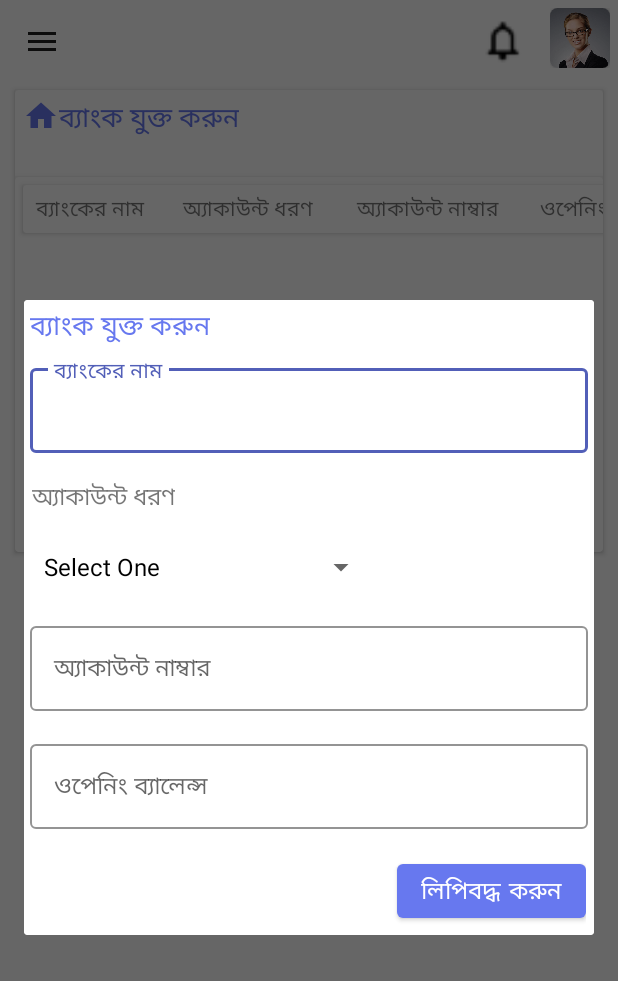
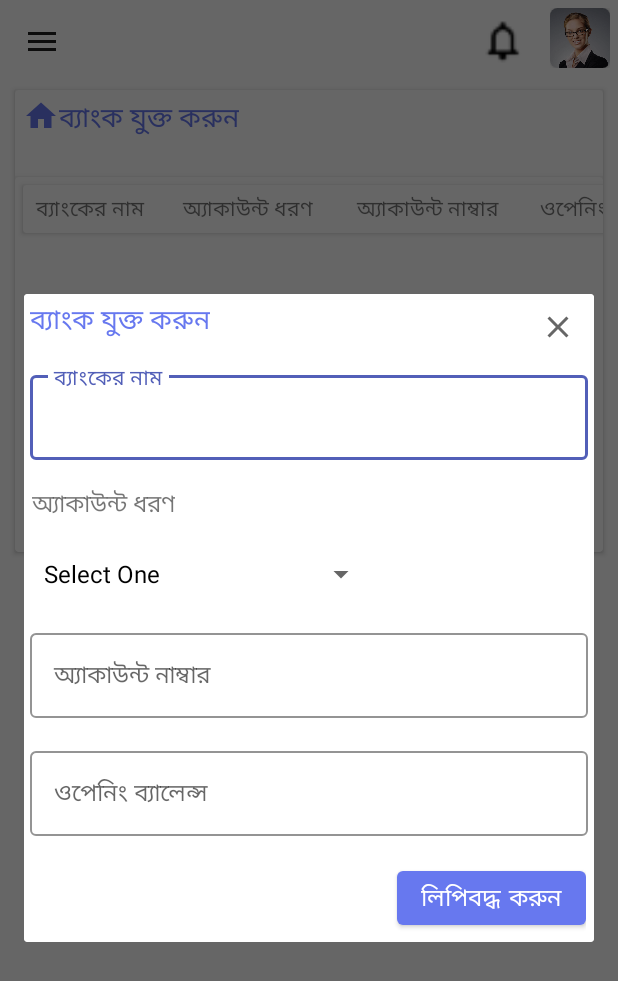
Before and after one commit to msrkms/OStore, an Android app: the fragment AddBankSeeBalanceFragment placed in its activity, after a tap on "ব্যাংক যুক্ত করুন", on a phone screen of 412 x 824 dp. Shown: the top 981 px of the screen. Run offline under Robolectric (Android 15) with nearby library versions, the phone set to English and light mode, and no system bars; libraries missing offline, so code that uses them is left out: com.github.mikephil.charting; 27 statements that could not run were skipped.

Commit message:
fragment transaction Add and See UI Updated with close action!!!

```diff
--- a/app/src/main/java/com/atlassoftwarepark/ostore/AddBankSeeBalanceFragment.java
+++ b/app/src/main/java/com/atlassoftwarepark/ostore/AddBankSeeBalanceFragment.java
@@ -11,6 +11,7 @@ import android.view.LayoutInflater;
 import android.view.View;
 import android.view.ViewGroup;
 import android.widget.ArrayAdapter;
+import android.widget.ImageButton;
 import android.widget.LinearLayout;
 import android.widget.Spinner;
 import android.widget.Toast;
@@ -113,6 +114,7 @@ public class AddBankSeeBalanceFragment extends Fragment {
         Spinner categoryAccount;
         final TextInputEditText bankNameEditText, accNumberEditText, openingBalanceEditText;
         MaterialButton bankAddButton;
+        ImageButton closeBankPopUp;
         View pop = inflater.inflate(R.layout.add_bank_balance, null);
         categoryAccount = (Spinner) pop.findViewById(R.id.spinnerAccountCategory);
         bankNameEditText = (TextInputEditText) pop.findViewById(R.id.textInputEditTextBankName);
@@ -120,6 +122,7 @@ public class AddBankSeeBalanceFragment extends Fragment {
         openingBalanceEditText = (TextInputEditText) pop.findViewById(R.id.textInputEditTextOpeningBalance);
         bankAddButton = (MaterialButton) pop.findViewById(R.id.bankAddBtn);
 
+        closeBankPopUp=(ImageButton)pop.findViewById(R.id.closeDialogBank);
 
         ArrayAdapter<String> arrayAdapterCategory = new ArrayAdapter<String>(
                 getActivity(),
@@ -139,6 +142,14 @@ public class AddBankSeeBalanceFragment extends Fragment {
             }
         });
 
+
+        closeBankPopUp.setOnClickListener(new View.OnClickListener() {
+            @Override
+            public void onClick(View v) {
+                builder.dismiss();
+            }
+        });
+
     }
 
     private List<String> getCategory() {
--- /dev/null
+++ b/app/src/main/res/drawable/ic_baseline_close_24.xml
@@ -0,0 +1,10 @@
+<vector xmlns:android="http://schemas.android.com/apk/res/android"
+    android:width="24dp"
+    android:height="24dp"
+    android:viewportWidth="24"
+    android:viewportHeight="24"
+    android:tint="?attr/colorControlNormal">
+  <path
+      android:fillColor="@android:color/white"
+      android:pathData="M19,6.41L17.59,5 12,10.59 6.41,5 5,6.41 10.59,12 5,17.59 6.41,19 12,13.41 17.59,19 19,17.59 13.41,12z"/>
+</vector>
--- a/app/src/main/res/layout/add_bank_balance.xml
+++ b/app/src/main/res/layout/add_bank_balance.xml
@@ -22,7 +22,16 @@
 
             <LinearLayout
                 android:layout_width="match_parent"
-                android:layout_height="wrap_content">
+                android:layout_height="wrap_content"
+                android:orientation="horizontal"
+                android:weightSum="2"
+                >
+
+                <LinearLayout
+                    android:layout_width="match_parent"
+                    android:layout_height="wrap_content"
+                    android:layout_weight="1"
+                    >
                     <com.google.android.material.textview.MaterialTextView
                         android:layout_width="wrap_content"
                         android:layout_height="wrap_content"
@@ -31,6 +40,25 @@
                         android:textSize="18sp"
                         android:padding="4dp"
                         />
+                </LinearLayout>
+
+                <LinearLayout
+                    android:layout_width="match_parent"
+                    android:layout_height="wrap_content"
+                    android:layout_weight="1"
+                    android:gravity="end"
+                    >
+                    <ImageButton
+                        android:id="@+id/closeDialogBank"
+                        android:layout_width="wrap_content"
+                        android:layout_height="wrap_content"
+                        android:src="@drawable/ic_baseline_close_24"
+                        android:backgroundTint="@android:color/transparent"
+                        />
+
+                </LinearLayout>
+
+
 
             </LinearLayout>
 
```
Also changed, not shown: app/src/main/java/com/atlassoftwarepark/ostore/TransactionAddSeeFragment.java (+11 -0 lines), app/src/main/res/layout/add_transaction_layout.xml (+27 -1 lines). Lines whose indentation alone changed are shown as unchanged.
